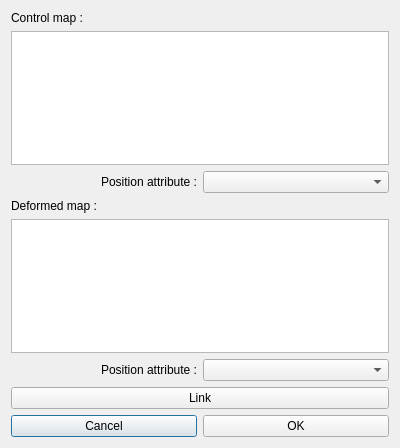
Above: schnapps/plugins/cage_3d_deformation/dialog_cage_3d_deformation.ui from cgogn/SCHNApps before the change. Below: the same form after it.
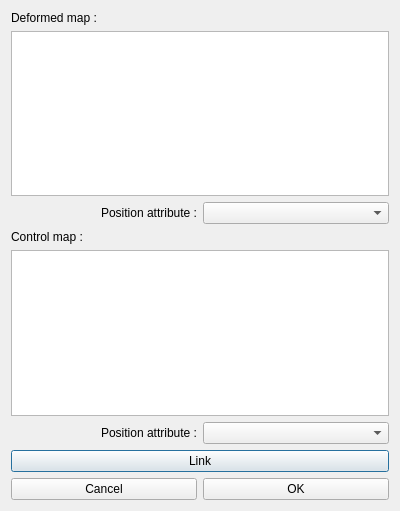
That is the form after the change.

Commit message: reverse configuration control between deformed & controlled objects

Patch:
```diff
--- a/schnapps/plugins/cage_3d_deformation/dialog_cage_3d_deformation.ui
+++ b/schnapps/plugins/cage_3d_deformation/dialog_cage_3d_deformation.ui
@@ -7,34 +7,54 @@
     <x>0</x>
     <y>0</y>
     <width>400</width>
-    <height>448</height>
+    <height>511</height>
    </rect>
   </property>
   <property name="windowTitle">
    <string>Cage 3d Deformation</string>
   </property>
   <layout class="QGridLayout" name="gridLayout">
-   <item row="0" column="0" colspan="2">
+   <item row="0" column="0">
+    <widget class="QLabel" name="label_4">
+     <property name="text">
+      <string>Deformed map :</string>
+     </property>
+    </widget>
+   </item>
+   <item row="1" column="0" colspan="2">
+    <widget class="QListWidget" name="list_deformed_maps"/>
+   </item>
+   <item row="2" column="0">
+    <widget class="QLabel" name="label_3">
+     <property name="text">
+      <string>Position attribute :</string>
+     </property>
+     <property name="alignment">
+      <set>Qt::AlignRight|Qt::AlignTrailing|Qt::AlignVCenter</set>
+     </property>
+    </widget>
+   </item>
+   <item row="2" column="1">
+    <widget class="QComboBox" name="combo_deformedPositionAttribute">
+     <property name="sizePolicy">
+      <sizepolicy hsizetype="Preferred" vsizetype="Fixed">
+       <horstretch>0</horstretch>
+       <verstretch>0</verstretch>
+      </sizepolicy>
+     </property>
+    </widget>
+   </item>
+   <item row="3" column="0">
     <widget class="QLabel" name="label">
      <property name="text">
       <string>Control map :</string>
      </property>
     </widget>
    </item>
-   <item row="1" column="0" colspan="2">
+   <item row="4" column="0" colspan="2">
     <widget class="QListWidget" name="list_control_maps"/>
    </item>
    <item row="5" column="0">
-    <widget class="QLabel" name="label_3">
-     <property name="text">
-      <string>Position attribute :</string>
-     </property>
-     <property name="alignment">
-      <set>Qt::AlignRight|Qt::AlignTrailing|Qt::AlignVCenter</set>
-     </property>
-    </widget>
-   </item>
-   <item row="2" column="0">
     <widget class="QLabel" name="label_2">
      <property name="text">
       <string>Position attribute :</string>
@@ -44,28 +64,8 @@
      </property>
     </widget>
    </item>
-   <item row="3" column="0" colspan="2">
-    <widget class="QLabel" name="label_4">
-     <property name="text">
-      <string>Deformed map :</string>
-     </property>
-    </widget>
-   </item>
-   <item row="4" column="0" colspan="2">
-    <widget class="QListWidget" name="list_deformed_maps"/>
-   </item>
-   <item row="2" column="1">
-    <widget class="QComboBox" name="combo_controlPositionAttribute">
-     <property name="sizePolicy">
-      <sizepolicy hsizetype="Preferred" vsizetype="Fixed">
-       <horstretch>0</horstretch>
-       <verstretch>0</verstretch>
-      </sizepolicy>
-     </property>
-    </widget>
-   </item>
    <item row="5" column="1">
-    <widget class="QComboBox" name="combo_deformedPositionAttribute">
+    <widget class="QComboBox" name="combo_controlPositionAttribute">
      <property name="sizePolicy">
       <sizepolicy hsizetype="Preferred" vsizetype="Fixed">
        <horstretch>0</horstretch>
@@ -74,6 +74,13 @@
      </property>
     </widget>
    </item>
+   <item row="6" column="0" colspan="2">
+    <widget class="QPushButton" name="button_linkUnlink">
+     <property name="text">
+      <string>Link</string>
+     </property>
+    </widget>
+   </item>
    <item row="7" column="0" colspan="2">
     <layout class="QHBoxLayout" name="horizontalLayout_3">
      <item>
@@ -92,13 +99,6 @@
      </item>
     </layout>
    </item>
-   <item row="6" column="0" colspan="2">
-    <widget class="QPushButton" name="button_linkUnlink">
-     <property name="text">
-      <string>Link</string>
-     </property>
-    </widget>
-   </item>
   </layout>
  </widget>
  <resources/>
```
The commit also changes 5 other files.
